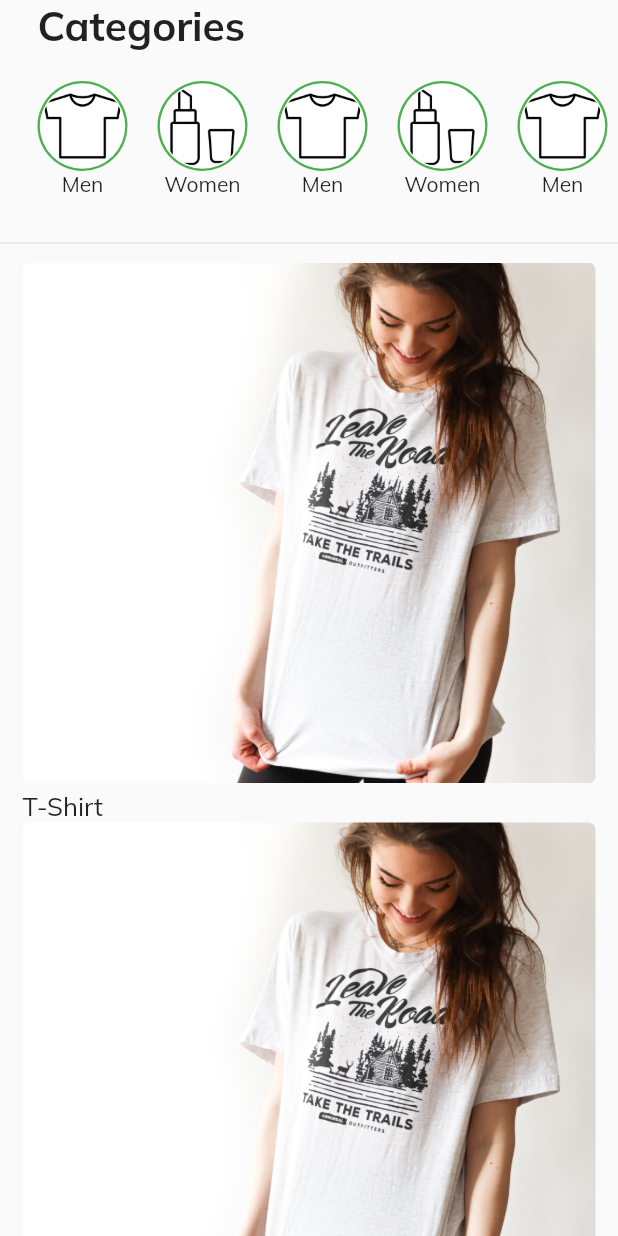
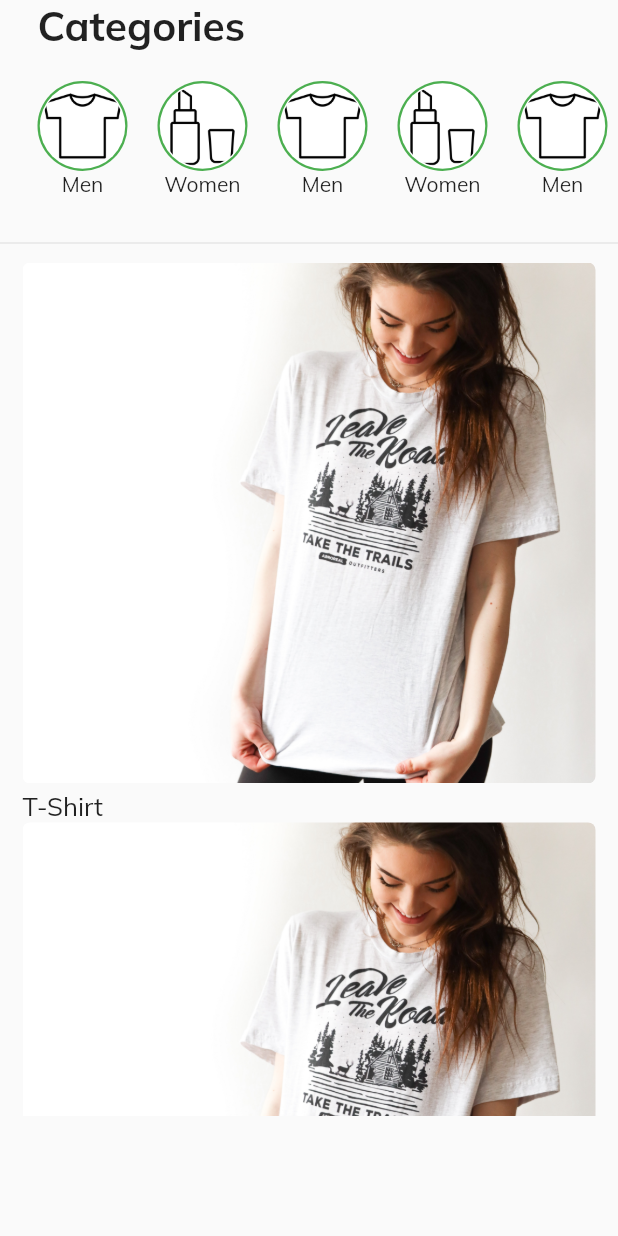
Before and after one commit to DanielLokk/e-commerce_app, a Flutter app: the screen it shows after launch, on a phone screen of 412 x 824 dp. Run offline on Flutter 3.47's test engine with Material 2 defaults, Android fonts, the phone set to English and light mode, and no system bars; our stand-ins replace google_fonts; missing offline and left inert: flappy_search_bar.

Commit message:
fixed error of jumping to the top

```diff
--- a/lib/pages/home.dart
+++ b/lib/pages/home.dart
@@ -36,21 +36,17 @@ class _HomeState extends State<Home> {
                     child: getCategories(),
                   ),
                   Divider(),
-                  ListView.builder(
-                    //cacheExtent: 1.2 * listPosts.length,
-                    //addAutomaticKeepAlives: true,
-                    //dragStartBehavior: DragStartBehavior.down,
-                    padding: EdgeInsets.symmetric(horizontal: 15, vertical: 5),
-                    itemBuilder: (context, index) =>
-                        getPost(context, listPosts[index], index),
-                    /* gridDelegate: SliverGridDelegateWithFixedCrossAxisCount(
-                        childAspectRatio: 1 / 1.2,
-                        crossAxisCount: 2,
-                        crossAxisSpacing: 15.0,
-                        mainAxisSpacing: 20.0), */
-                    physics: AlwaysScrollableScrollPhysics(),
-                    shrinkWrap: true,
-                    itemCount: listPosts.length,
+                  Container(
+                    height: MediaQuery.of(context).size.height - 250,
+                    child: ListView.builder(
+                      physics: ClampingScrollPhysics(),
+                      padding:
+                          EdgeInsets.symmetric(horizontal: 15, vertical: 5),
+                      itemBuilder: (context, index) =>
+                          getPost(context, listPosts[index], index),
+                      shrinkWrap: true,
+                      itemCount: listPosts.length,
+                    ),
                   ),
                 ],
               ),
```
